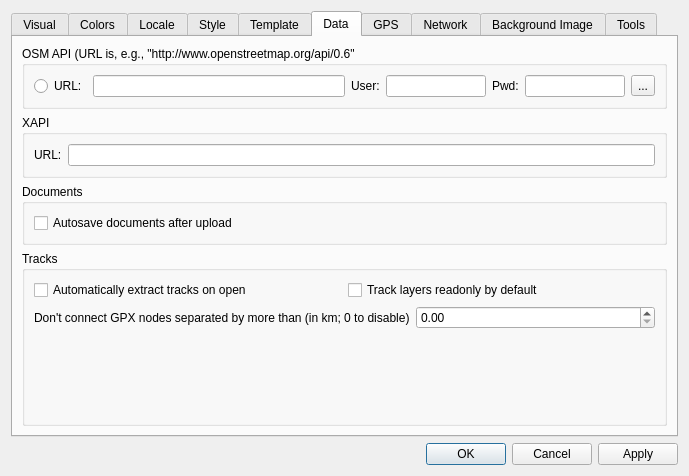
Old version of the form src/Preferences/PreferencesDialog.ui in the repository openstreetmap/merkaartor.
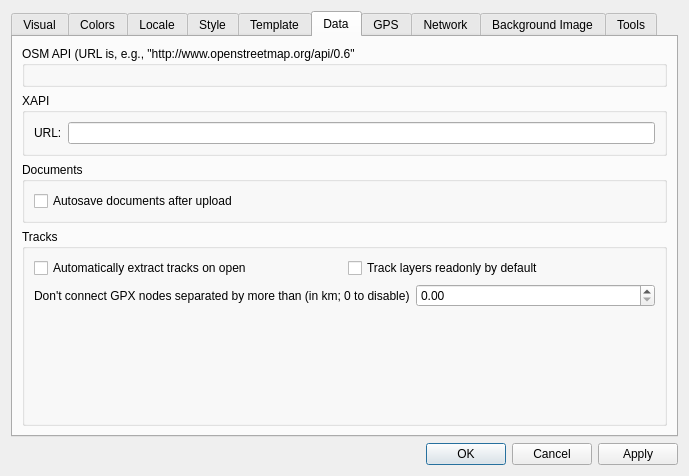
New version of the form.

Commit message: Multiple servers cont'd + allow both server URL and host

The edit to the form file:
```diff
--- a/src/Preferences/PreferencesDialog.ui
+++ b/src/Preferences/PreferencesDialog.ui
@@ -818,77 +818,7 @@
          <property name="title">
           <string>OSM API (URL is, e.g., &quot;http://www.openstreetmap.org/api/0.6&quot;</string>
          </property>
-         <layout class="QVBoxLayout">
-          <item>
-           <widget class="QWidget" name="wOSmServer" native="true">
-            <layout class="QHBoxLayout" name="horizontalLayout">
-             <property name="margin">
-              <number>0</number>
-             </property>
-             <item>
-              <widget class="QRadioButton" name="rbSelOsmServer">
-               <property name="text">
-                <string>URL:</string>
-               </property>
-              </widget>
-             </item>
-             <item>
-              <widget class="QLineEdit" name="edServerOsmUrl"/>
-             </item>
-             <item>
-              <widget class="QLabel" name="label_14">
-               <property name="text">
-                <string>User:</string>
-               </property>
-              </widget>
-             </item>
-             <item>
-              <widget class="QLineEdit" name="edOsmServerUser">
-               <property name="sizePolicy">
-                <sizepolicy hsizetype="Maximum" vsizetype="Fixed">
-                 <horstretch>0</horstretch>
-                 <verstretch>0</verstretch>
-                </sizepolicy>
-               </property>
-               <property name="maximumSize">
-                <size>
-                 <width>100</width>
-                 <height>16777215</height>
-                </size>
-               </property>
-              </widget>
-             </item>
-             <item>
-              <widget class="QLabel" name="label_13">
-               <property name="text">
-                <string>Pwd:</string>
-               </property>
-              </widget>
-             </item>
-             <item>
-              <widget class="QLineEdit" name="edOsmServerPwd">
-               <property name="maximumSize">
-                <size>
-                 <width>100</width>
-                 <height>16777215</height>
-                </size>
-               </property>
-               <property name="echoMode">
-                <enum>QLineEdit::Password</enum>
-               </property>
-              </widget>
-             </item>
-             <item>
-              <widget class="QToolButton" name="tbOsmServerMore">
-               <property name="text">
-                <string>...</string>
-               </property>
-              </widget>
-             </item>
-            </layout>
-           </widget>
-          </item>
-         </layout>
+         <layout class="QVBoxLayout" name="OsmServersLayout"/>
         </widget>
        </item>
        <item>
```
The commit also changes 15 other files.
